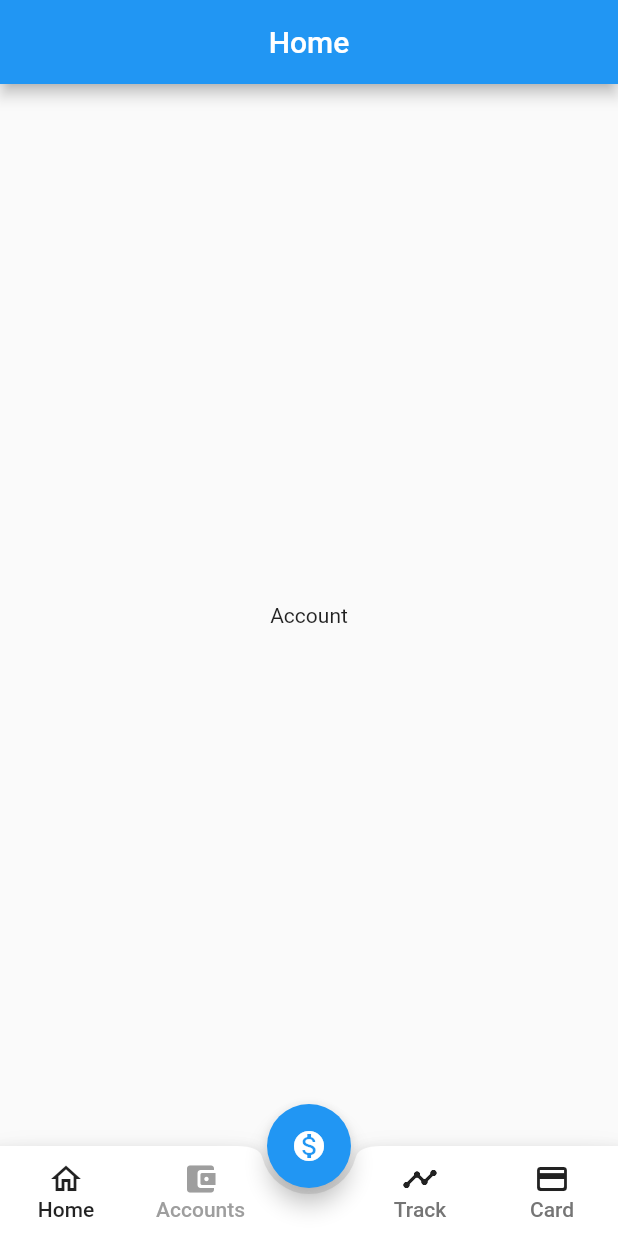
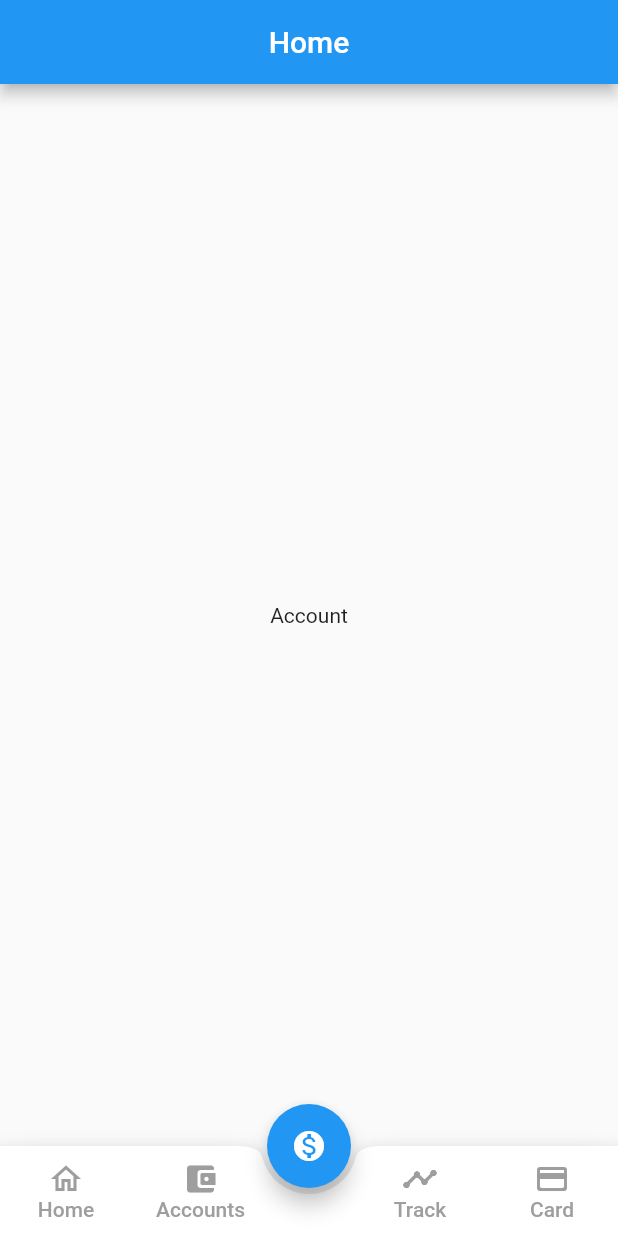
Before and after one commit to undisputedcoder/eMoney, a Flutter app: the screen it shows after launch, item 2 of the bottom bar chosen, on a phone screen of 412 x 824 dp. Run offline on Flutter 3.47's test engine with Material 2 defaults, Android fonts, the phone set to English and light mode, and no system bars.

Commit message:
Changes to home screen

```diff
--- a/lib/screens/base.dart
+++ b/lib/screens/base.dart
@@ -58,8 +58,11 @@ class _BaseState extends State<Base> {
                     child: Column(
                       mainAxisAlignment: MainAxisAlignment.center,
                       children: <Widget>[
-                        Icon(Icons.home_outlined),
-                        Text("Home")
+                        Icon(Icons.home_outlined, color: Colors.grey),
+                        Text(
+                            "Home",
+                            style: TextStyle(color: Colors.grey)
+                        )
                       ],
                     ),
                   ),
@@ -79,7 +82,7 @@ class _BaseState extends State<Base> {
                         ),
                         Text(
                           "Accounts",
-                          style: TextStyle(color: Colors.grey),
+                            style: TextStyle(color: Colors.grey)
                         )
                       ],
                     ),
@@ -99,10 +102,10 @@ class _BaseState extends State<Base> {
                     child: Column(
                       mainAxisAlignment: MainAxisAlignment.center,
                       children: <Widget>[
-                        Icon(Icons.timeline_rounded),
+                        Icon(Icons.timeline_rounded, color: Colors.grey,),
                         Text(
                             "Track",
-                            style: TextStyle(color: Colors.grey[600])
+                            style: TextStyle(color: Colors.grey)
                         )
                       ],
                     ),
@@ -117,10 +120,10 @@ class _BaseState extends State<Base> {
                     child: Column(
                       mainAxisAlignment: MainAxisAlignment.center,
                       children: <Widget>[
-                        Icon(Icons.credit_card_rounded),
+                        Icon(Icons.credit_card_rounded, color: Colors.grey,),
                         Text(
                             "Card",
-                            style: TextStyle(color: Colors.grey[600])
+                            style: TextStyle(color: Colors.grey)
                         )
                       ],
                     ),
```
Also changed, not shown: lib/screens/home.dart (+18 -1 lines).
